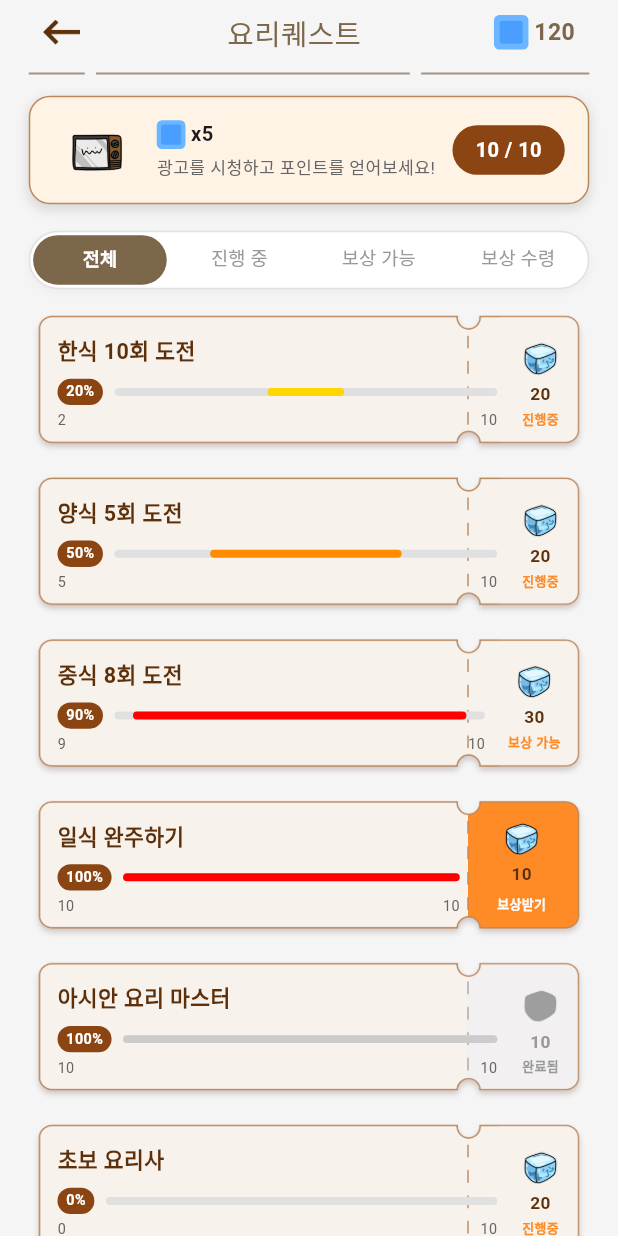
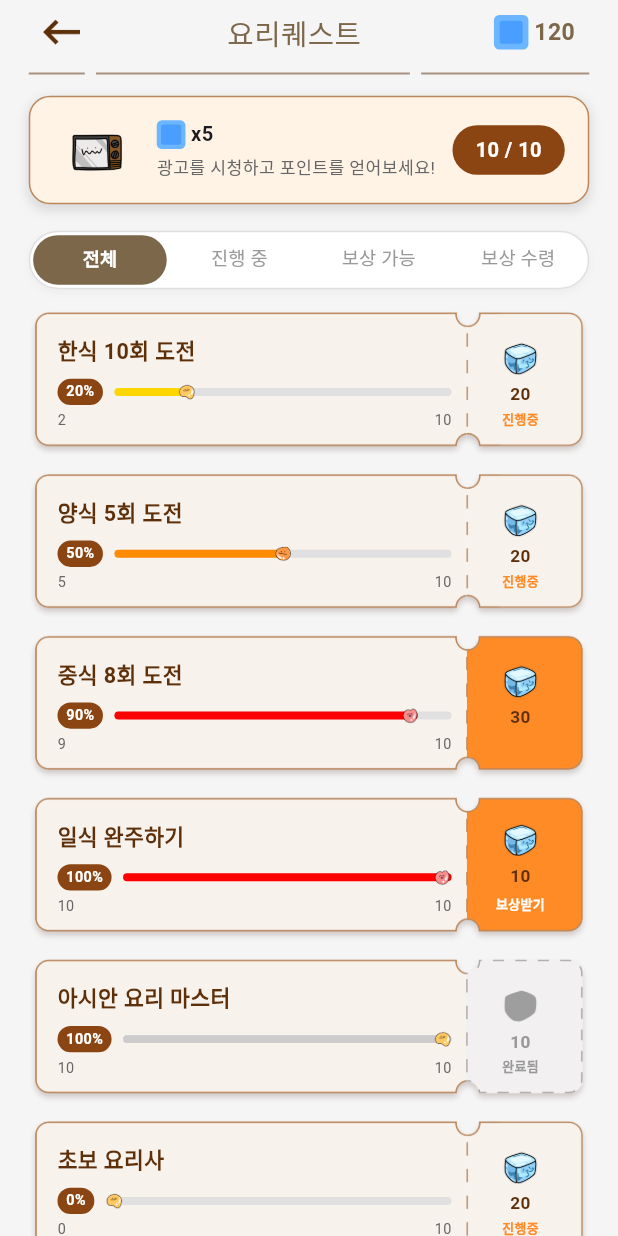
Before and after one commit to kara090813/recipe_inventory, a Flutter app: the QuestScreen screen opened by its route, on a phone screen of 412 x 824 dp. Run offline on Flutter 3.47's test engine with Material 3 defaults, Android fonts, the phone set to English and light mode, and no system bars; our stand-ins replace app_links, audioplayers, auto_size_text, cached_network_image, camera, cloud_firestore and 20 more; missing offline and left inert: google_mlkit_text_recognition, korean_levenshtein; accounts and stored records are empty; generated files the repository leaves out were written again; network calls fail; Roboto replaces fonts that are missing (Mapo).

Commit message:
퀘스트 카드 포인터 디자인

```diff
--- a/lib/screens/quest_screen.dart
+++ b/lib/screens/quest_screen.dart
@@ -358,9 +358,8 @@ class _QuestScreenState extends State<QuestScreen> with SingleTickerProviderStat
         ? (quest.progress / quest.maxProgress * 100).round()
         : 0;
 
-    // 배경 이미지 선택
-    String backgroundImage;
-    String pointerImage;
+    // 우측 이미지 선택
+    String rightTicketImage;
     Color progressColor;
     String statusText;
     Color statusTextColor;
@@ -369,41 +368,35 @@ class _QuestScreenState extends State<QuestScreen> with SingleTickerProviderStat
 
     switch (quest.status) {
       case QuestStatus.inProgress:
-        backgroundImage = 'assets/imgs/background/ticket_default.png';
+        rightTicketImage = 'assets/imgs/background/ticketRight_default.png';
         if (progressPercentage <= 30) {
           progressColor = Color(0xFFFFD700);
-          pointerImage = 'assets/imgs/items/point_yellow.png';
         } else if (progressPercentage <= 60) {
           progressColor = Color(0xFFFF8C00);
-          pointerImage = 'assets/imgs/items/point_orange.png';
         } else {
           progressColor = Color(0xFFFF6347);
-          pointerImage = 'assets/imgs/items/point_orange.png';
         }
         statusText = '진행중';
         statusTextColor = Color(0xFFFF8B27);
         statusBackgroundColor = Colors.transparent;
         break;
       case QuestStatus.canReceive:
-        backgroundImage = 'assets/imgs/background/ticket_default.png';
+        rightTicketImage = 'assets/imgs/background/ticketRight_active.png';
         progressColor = Color(0xFFFF0000);
-        pointerImage = 'assets/imgs/items/point_pink.png';
         statusText = '보상 가능';
         statusTextColor = Color(0xFFFF8B27);
         statusBackgroundColor = Colors.transparent;
         break;
       case QuestStatus.completed:
-        backgroundImage = 'assets/imgs/background/ticket_reward.png';
+        rightTicketImage = 'assets/imgs/background/ticketRight_active.png';
         progressColor = Color(0xFFFF0000);
-        pointerImage = 'assets/imgs/items/point_pink.png';
         statusText = '보상받기';
         statusTextColor = Colors.white;
         statusBackgroundColor = Color(0xFFFF8B27);
         break;
       case QuestStatus.received:
-        backgroundImage = 'assets/imgs/background/ticket_done.png';
+        rightTicketImage = 'assets/imgs/background/ticketRight_done.png';
         progressColor = Color(0xFFCCCCCC);
-        pointerImage = 'assets/imgs/items/point_yellow.png';
         statusText = '완료됨';
         statusTextColor = Color(0xFF999999);
         statusBackgroundColor = Colors.transparent;
@@ -412,26 +405,21 @@ class _QuestScreenState extends State<QuestScreen> with SingleTickerProviderStat
 
     return Container(
       margin: EdgeInsets.only(bottom: 12.h),
-      height: 110.h, // 높이를 약간 줄임
-      child: Stack(
+      height: 110.h,
+      child: Row(
         children: [
-          // 배경 티켓 이미지
-          Container(
+          // 좌측 티켓 (퀘스트 정보 영역)
+          Expanded(
+            flex: 78, // 78% 비율
+            child: Container(
               decoration: BoxDecoration(
                 image: DecorationImage(
-                image: AssetImage(backgroundImage),
+                  image: AssetImage('assets/imgs/background/ticketLeft.png'),
                   fit: BoxFit.fill,
                 ),
               ),
-          ),
-
-          // 컨텐츠
-          Padding(
-            padding: EdgeInsets.fromLTRB(20.w, 14.h, 20.w, 14.h),
-            child: Row(
-              children: [
-                // 왼쪽 퀘스트 정보
-                Expanded(
+              child: Padding(
+                padding: EdgeInsets.fromLTRB(20.w, 14.h, 10.w, 14.h),
                 child: Column(
                   crossAxisAlignment: CrossAxisAlignment.start,
                   mainAxisAlignment: MainAxisAlignment.center,
@@ -468,30 +456,7 @@ class _QuestScreenState extends State<QuestScreen> with SingleTickerProviderStat
                         ),
                         SizedBox(width: 8.w),
                         Expanded(
-                            child: Stack(
-                              children: [
-                                Container(
-                                  height: 6.h,
-                                  decoration: BoxDecoration(
-                                    color: Color(0xFFE0E0E0),
-                                    borderRadius: BorderRadius.circular(3.r),
-                                  ),
-                                ),
-                                Container(
-                                  height: 6.h,
-                                  width: double.infinity,
-                                  child: FractionallySizedBox(
-                                    widthFactor: quest.progress / quest.maxProgress,
-                                    child: Container(
-                                      decoration: BoxDecoration(
-                                        color: progressColor,
-                                        borderRadius: BorderRadius.circular(3.r),
-                                      ),
-                                    ),
-                                  ),
-                                ),
-                              ],
-                            ),
+                          child: _buildProgressBarWithPointer(quest, progressColor),
                         ),
                       ],
                     ),
@@ -522,11 +487,22 @@ class _QuestScreenState extends State<QuestScreen> with SingleTickerProviderStat
                   ],
                 ),
               ),
+            ),
+          ),
 
-                SizedBox(width: 16.w),
-
-                // 오른쪽 보상 섹션
-                Column(
+          // 우측 티켓 (보상 영역)
+          Expanded(
+            flex: 22, // 22% 비율
+            child: Container(
+              decoration: BoxDecoration(
+                image: DecorationImage(
+                  image: AssetImage(rightTicketImage),
+                  fit: BoxFit.fill,
+                ),
+              ),
+              child: Padding(
+                padding: EdgeInsets.fromLTRB(10.w, 14.h, 20.w, 14.h),
+                child: Column(
                   mainAxisAlignment: MainAxisAlignment.center,
                   children: [
                     Image.asset(
@@ -555,7 +531,7 @@ class _QuestScreenState extends State<QuestScreen> with SingleTickerProviderStat
                           );
                         },
                         child: Container(
-                          padding: EdgeInsets.symmetric(horizontal: 10.w, vertical: 4.h),
+                          padding: EdgeInsets.symmetric(horizontal: 8.w, vertical: 3.h),
                           decoration: BoxDecoration(
                             color: statusBackgroundColor,
                             borderRadius: BorderRadius.circular(10.r),
@@ -583,11 +559,91 @@ class _QuestScreenState extends State<QuestScreen> with SingleTickerProviderStat
                       ),
                   ],
                 ),
-              ],
+              ),
             ),
           ),
         ],
       ),
+    );
+  }
+
+// 포인터가 있는 프로그레스 바 위젯
+  Widget _buildProgressBarWithPointer(QuestData quest, Color progressColor) {
+    final double progressRatio = quest.maxProgress > 0
+        ? (quest.progress / quest.maxProgress).clamp(0.0, 1.0)
+        : 0.0;
+
+    // 진행도에 따른 포인터 이미지 선택
+    String pointerImage;
+    if (quest.status == QuestStatus.received) {
+      pointerImage = 'assets/imgs/items/point_yellow.png';
+    } else if (progressRatio >= 0.8) {
+      pointerImage = 'assets/imgs/items/point_pink.png';
+    } else if (progressRatio >= 0.4) {
+      pointerImage = 'assets/imgs/items/point_orange.png';
+    } else {
+      pointerImage = 'assets/imgs/items/point_yellow.png';
+    }
+
+    return LayoutBuilder(
+      builder: (context, constraints) {
+        final double barWidth = constraints.maxWidth;
+        final double pointerSize = 12.w;
+        // 포인터가 바 영역을 벗어나지 않도록 위치 계산
+        final double maxPointerPosition = barWidth - pointerSize;
+        final double pointerPosition = (progressRatio * maxPointerPosition).clamp(0.0, maxPointerPosition);
+
+        return Container(
+          height: 16.h, // 포인터를 포함할 수 있도록 높이 증가
+          child: Stack(
+            alignment: Alignment.center,
+            children: [
+              // 배경 프로그레스 바
+              Container(
+                height: 6.h,
+                width: double.infinity,
+                decoration: BoxDecoration(
+                  color: Color(0xFFE0E0E0),
+                  borderRadius: BorderRadius.circular(3.r),
+                ),
+              ),
+              // 진행된 프로그레스 바
+              Align(
+                alignment: Alignment.centerLeft,
+                child: Container(
+                  height: 6.h,
+                  width: barWidth * progressRatio,
+                  decoration: BoxDecoration(
+                    color: progressColor,
+                    borderRadius: BorderRadius.circular(3.r),
+                  ),
+                ),
+              ),
+              // 포인터 이미지
+              Positioned(
+                left: pointerPosition,
+                child: Image.asset(
+                  pointerImage,
+                  width: pointerSize,
+                  height: pointerSize,
+                  errorBuilder: (context, error, stackTrace) {
+                    // 이미지 로드 실패 시 기본 원형 포인터
+                    return Container(
+                      width: pointerSize,
+                      height: pointerSize,
+                      decoration: BoxDecoration(
+                        color: progressColor,
+                        shape: BoxShape.circle,
+                        border: Border.all(color: Colors.white, width: 1.w),
+                      ),
+                    );
+                  },
+                ),
+              ),
+            ],
+          ),
+        );
+      },
     );
   }
 }
```
Lines whose indentation alone changed are shown as unchanged.
